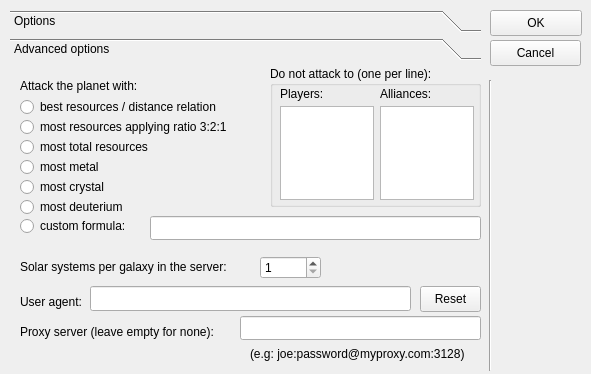
Before: the Qt Designer form ogbot/src/ui/Options.ui in kovan/kovans-ogbot, drawn with Qt 5.
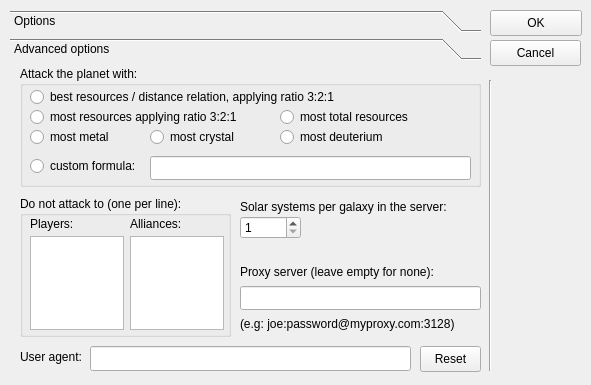
After: the same form once the commit is applied. Icons and pictures are not drawn.

```diff
--- a/ogbot/src/ui/Options.ui
+++ b/ogbot/src/ui/Options.ui
@@ -6,7 +6,7 @@
     <x>0</x>
     <y>0</y>
     <width>591</width>
-    <height>374</height>
+    <height>385</height>
    </rect>
   </property>
   <property name="sizePolicy" >
@@ -87,7 +87,7 @@
      <x>10</x>
      <y>10</y>
      <width>471</width>
-     <height>361</height>
+     <height>371</height>
     </rect>
    </property>
    <property name="currentIndex" >
@@ -466,46 +466,17 @@
       <x>0</x>
       <y>0</y>
       <width>471</width>
-      <height>301</height>
+      <height>311</height>
      </rect>
     </property>
     <attribute name="label" >
      <string>Advanced options</string>
     </attribute>
-    <widget class="QPushButton" name="resetUserAgentButton" >
-     <property name="geometry" >
-      <rect>
-       <x>410</x>
-       <y>220</y>
-       <width>61</width>
-       <height>26</height>
-      </rect>
-     </property>
-     <property name="text" >
-      <string>Reset</string>
-     </property>
-     <property name="autoDefault" >
-      <bool>false</bool>
-     </property>
-    </widget>
-    <widget class="QLabel" name="label_7" >
-     <property name="geometry" >
-      <rect>
-       <x>240</x>
-       <y>280</y>
-       <width>230</width>
-       <height>16</height>
-      </rect>
-     </property>
-     <property name="text" >
-      <string>(e.g: joe:password@myproxy.com:3128)</string>
-     </property>
-    </widget>
     <widget class="QLabel" name="label_9" >
      <property name="geometry" >
       <rect>
-       <x>10</x>
-       <y>250</y>
+       <x>230</x>
+       <y>190</y>
        <width>212</width>
        <height>31</height>
       </rect>
@@ -518,17 +489,30 @@
      <property name="geometry" >
       <rect>
        <x>230</x>
-       <y>250</y>
+       <y>220</y>
        <width>241</width>
        <height>24</height>
       </rect>
      </property>
     </widget>
+    <widget class="QLabel" name="label_7" >
+     <property name="geometry" >
+      <rect>
+       <x>230</x>
+       <y>250</y>
+       <width>230</width>
+       <height>16</height>
+      </rect>
+     </property>
+     <property name="text" >
+      <string>(e.g: joe:password@myproxy.com:3128)</string>
+     </property>
+    </widget>
     <widget class="QGroupBox" name="groupBox_2" >
      <property name="geometry" >
       <rect>
-       <x>260</x>
-       <y>0</y>
+       <x>10</x>
+       <y>130</y>
        <width>211</width>
        <height>141</height>
       </rect>
@@ -595,11 +579,62 @@
       </property>
      </widget>
     </widget>
-    <widget class="QRadioButton" name="radioButton_3" >
+    <widget class="QLineEdit" name="userAgentLineEdit" >
      <property name="geometry" >
       <rect>
+       <x>80</x>
+       <y>280</y>
+       <width>321</width>
+       <height>25</height>
+      </rect>
+     </property>
+    </widget>
+    <widget class="QLabel" name="label_6" >
+     <property name="geometry" >
+      <rect>
        <x>10</x>
-       <y>50</y>
+       <y>280</y>
+       <width>66</width>
+       <height>21</height>
+      </rect>
+     </property>
+     <property name="text" >
+      <string>User agent:</string>
+     </property>
+    </widget>
+    <widget class="QPushButton" name="resetUserAgentButton" >
+     <property name="geometry" >
+      <rect>
+       <x>410</x>
+       <y>280</y>
+       <width>61</width>
+       <height>26</height>
+      </rect>
+     </property>
+     <property name="text" >
+      <string>Reset</string>
+     </property>
+     <property name="autoDefault" >
+      <bool>false</bool>
+     </property>
+    </widget>
+    <widget class="QGroupBox" name="groupBox_3" >
+     <property name="geometry" >
+      <rect>
+       <x>10</x>
+       <y>0</y>
+       <width>461</width>
+       <height>121</height>
+      </rect>
+     </property>
+     <property name="title" >
+      <string>Attack the planet with:</string>
+     </property>
+     <widget class="QRadioButton" name="mostWithRatioRadioButton" >
+      <property name="geometry" >
+       <rect>
+        <x>10</x>
+        <y>40</y>
        <width>221</width>
        <height>22</height>
       </rect>
@@ -608,25 +643,12 @@
       <string>most resources applying ratio 3:2:1</string>
      </property>
     </widget>
-    <widget class="QRadioButton" name="radioButton_2" >
+     <widget class="QRadioButton" name="mostTotalRadioButton" >
      <property name="geometry" >
       <rect>
-       <x>10</x>
-       <y>30</y>
-       <width>211</width>
-       <height>22</height>
-      </rect>
-     </property>
-     <property name="text" >
-      <string>best resources / distance relation</string>
-     </property>
-    </widget>
-    <widget class="QRadioButton" name="radioButton" >
-     <property name="geometry" >
-      <rect>
-       <x>10</x>
-       <y>70</y>
-       <width>191</width>
+        <x>260</x>
+        <y>40</y>
+        <width>141</width>
        <height>22</height>
       </rect>
      </property>
@@ -634,11 +656,11 @@
       <string>most total resources</string>
      </property>
     </widget>
-    <widget class="QRadioButton" name="radioButton_4" >
+     <widget class="QRadioButton" name="mostMetalRadioButton" >
      <property name="geometry" >
       <rect>
        <x>10</x>
-       <y>90</y>
+        <y>60</y>
        <width>111</width>
        <height>22</height>
       </rect>
@@ -647,11 +669,11 @@
       <string>most metal</string>
      </property>
     </widget>
-    <widget class="QRadioButton" name="radioButton_5" >
+     <widget class="QRadioButton" name="mostCrystalRadioButton" >
      <property name="geometry" >
       <rect>
-       <x>10</x>
-       <y>110</y>
+        <x>130</x>
+        <y>60</y>
        <width>111</width>
        <height>22</height>
       </rect>
@@ -660,12 +682,12 @@
       <string>most crystal</string>
      </property>
     </widget>
-    <widget class="QRadioButton" name="radioButton_6" >
+     <widget class="QRadioButton" name="mostDeuteriumRadioButton" >
      <property name="geometry" >
       <rect>
-       <x>10</x>
-       <y>130</y>
-       <width>161</width>
+        <x>260</x>
+        <y>60</y>
+        <width>111</width>
        <height>22</height>
       </rect>
      </property>
@@ -673,11 +695,11 @@
       <string>most deuterium</string>
      </property>
     </widget>
-    <widget class="QRadioButton" name="radioButton_7" >
+     <widget class="QRadioButton" name="customFormulaRadioButton" >
      <property name="geometry" >
       <rect>
        <x>10</x>
-       <y>150</y>
+        <y>90</y>
        <width>111</width>
        <height>20</height>
       </rect>
@@ -686,24 +708,35 @@
       <string>custom formula:</string>
      </property>
     </widget>
-    <widget class="QLabel" name="label_16" >
+     <widget class="QRadioButton" name="defaultFormulaRadioButton" >
      <property name="geometry" >
       <rect>
        <x>10</x>
-       <y>10</y>
-       <width>230</width>
-       <height>20</height>
+        <y>20</y>
+        <width>341</width>
+        <height>22</height>
       </rect>
      </property>
      <property name="text" >
-      <string>Attack the planet with:</string>
-     </property>
+       <string>best resources / distance relation, applying ratio 3:2:1</string>
+      </property>
+     </widget>
+     <widget class="QLineEdit" name="rentabilityFormulaLineEdit" >
+      <property name="geometry" >
+       <rect>
+        <x>130</x>
+        <y>90</y>
+        <width>321</width>
+        <height>24</height>
+       </rect>
+      </property>
+     </widget>
     </widget>
     <widget class="QSpinBox" name="systemsPerGalaxySpinBox" >
      <property name="geometry" >
       <rect>
-       <x>250</x>
-       <y>190</y>
+       <x>230</x>
+       <y>150</y>
        <width>61</width>
        <height>23</height>
       </rect>
@@ -718,8 +751,8 @@
     <widget class="QLabel" name="label_8" >
      <property name="geometry" >
       <rect>
-       <x>10</x>
-       <y>190</y>
+       <x>230</x>
+       <y>130</y>
        <width>231</width>
        <height>21</height>
       </rect>
@@ -728,39 +761,6 @@
       <string>Solar systems per galaxy in the server:</string>
      </property>
     </widget>
-    <widget class="QLabel" name="label_6" >
-     <property name="geometry" >
-      <rect>
-       <x>10</x>
-       <y>225</y>
-       <width>66</width>
-       <height>21</height>
-      </rect>
-     </property>
-     <property name="text" >
-      <string>User agent:</string>
-     </property>
-    </widget>
-    <widget class="QLineEdit" name="userAgentLineEdit" >
-     <property name="geometry" >
-      <rect>
-       <x>80</x>
-       <y>220</y>
-       <width>321</width>
-       <height>25</height>
-      </rect>
-     </property>
-    </widget>
-    <widget class="QLineEdit" name="rentabilityFormulaLineEdit" >
-     <property name="geometry" >
-      <rect>
-       <x>140</x>
-       <y>150</y>
-       <width>331</width>
-       <height>24</height>
-      </rect>
-     </property>
-    </widget>
    </widget>
   </widget>
  </widget>
```
Left out of the diff: 16 changed lines with no effect on the pictures. Lines whose indentation alone changed are shown as unchanged.
